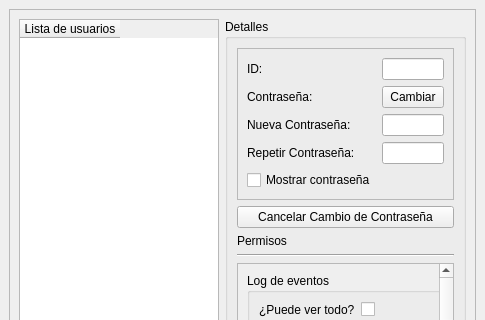
Old version of the form transporte_ucv_harvester/usersmanager.ui in the repository BlastDV/compusciens-ucv-transporte-harvester; both pictures show x 0 to 485 and y 0 to 320 of the 485 by 550 pixel window.
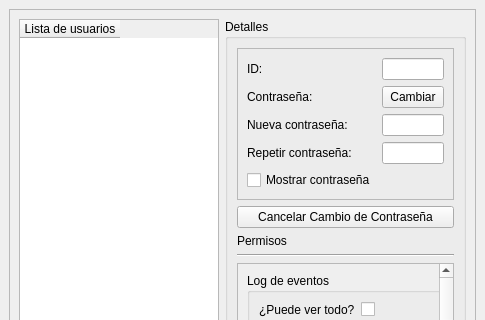
New version of the form. Icons and pictures are not drawn.

Diff of the .ui file:
```diff
--- a/transporte_ucv_harvester/usersmanager.ui
+++ b/transporte_ucv_harvester/usersmanager.ui
@@ -109,7 +109,7 @@
              <item row="2" column="0">
               <widget class="QLabel" name="NewPassLabel">
                <property name="text">
-                <string>Nueva Contraseña:</string>
+                <string>Nueva contraseña:</string>
                </property>
               </widget>
              </item>
@@ -123,7 +123,7 @@
              <item row="3" column="0">
               <widget class="QLabel" name="RepeatPassLabel">
                <property name="text">
-                <string>Repetir Contraseña:</string>
+                <string>Repetir contraseña:</string>
                </property>
               </widget>
              </item>
```
Left out of the diff: 3 changed lines with no effect on the pictures.
